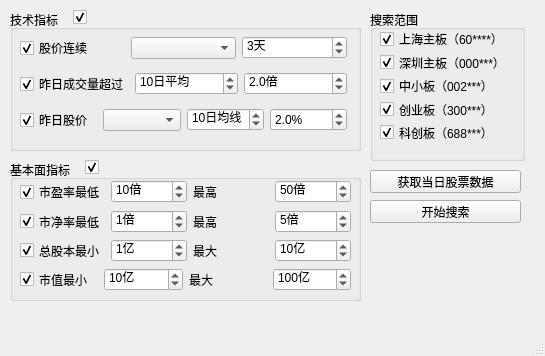
Qt form QtDesign/StockFinder.ui (victor647/QuantumStockTrade) before a commit.
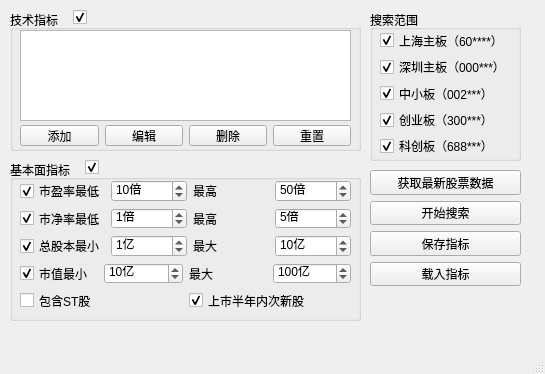
The same form after that commit.

Diff of the .ui file:
```diff
--- a/QtDesign/StockFinder.ui
+++ b/QtDesign/StockFinder.ui
@@ -7,7 +7,7 @@
     <x>0</x>
     <y>0</y>
     <width>545</width>
-    <height>356</height>
+    <height>374</height>
    </rect>
   </property>
   <property name="windowTitle">
@@ -19,7 +19,7 @@
      <rect>
       <x>370</x>
       <y>10</y>
-      <width>155</width>
+      <width>151</width>
       <height>151</height>
      </rect>
     </property>
@@ -38,7 +38,7 @@
        <x>10</x>
        <y>20</y>
        <width>135</width>
-       <height>111</height>
+       <height>126</height>
       </rect>
      </property>
      <property name="font">
@@ -131,44 +131,6 @@
      </layout>
     </widget>
    </widget>
-   <widget class="QPushButton" name="btnStartSearch">
-    <property name="geometry">
-     <rect>
-      <x>370</x>
-      <y>200</y>
-      <width>151</width>
-      <height>23</height>
-     </rect>
-    </property>
-    <property name="font">
-     <font>
-      <family>Microsoft YaHei UI</family>
-      <pointsize>9</pointsize>
-     </font>
-    </property>
-    <property name="text">
-     <string>开始搜索</string>
-    </property>
-   </widget>
-   <widget class="QPushButton" name="btnGetAllStockData">
-    <property name="geometry">
-     <rect>
-      <x>370</x>
-      <y>170</y>
-      <width>151</width>
-      <height>23</height>
-     </rect>
-    </property>
-    <property name="font">
-     <font>
-      <family>Microsoft YaHei UI</family>
-      <pointsize>9</pointsize>
-     </font>
-    </property>
-    <property name="text">
-     <string>获取当日股票数据</string>
-    </property>
-   </widget>
    <widget class="QGroupBox" name="grpTechnicalIndex">
     <property name="enabled">
      <bool>true</bool>
@@ -190,235 +152,53 @@
     <property name="title">
      <string>技术指标</string>
     </property>
-    <widget class="QWidget" name="layoutWidget">
+    <widget class="QListWidget" name="listWidget">
      <property name="geometry">
       <rect>
        <x>10</x>
        <y>20</y>
-       <width>327</width>
-       <height>108</height>
+       <width>331</width>
+       <height>91</height>
       </rect>
      </property>
-     <property name="font">
-      <font>
-       <family>Microsoft YaHei UI</family>
-       <pointsize>9</pointsize>
-      </font>
+    </widget>
+    <widget class="QWidget" name="">
+     <property name="geometry">
+      <rect>
+       <x>10</x>
+       <y>115</y>
+       <width>331</width>
+       <height>21</height>
+      </rect>
      </property>
-     <layout class="QVBoxLayout" name="verticalLayout">
+     <layout class="QHBoxLayout" name="horizontalLayout">
       <item>
-       <layout class="QHBoxLayout" name="horizontalLayout">
-        <item>
-         <widget class="QCheckBox" name="cbxConsecutiveTrend">
-          <property name="font">
-           <font>
-            <family>Microsoft YaHei UI</family>
-            <pointsize>9</pointsize>
-           </font>
-          </property>
-          <property name="text">
-           <string>股价连续</string>
-          </property>
-          <property name="checked">
-           <bool>true</bool>
-          </property>
-         </widget>
-        </item>
-        <item>
-         <widget class="QComboBox" name="cbbConsecutiveTrend">
-          <property name="font">
-           <font>
-            <family>Microsoft YaHei UI</family>
-            <pointsize>9</pointsize>
-           </font>
-          </property>
-          <property name="editable">
-           <bool>false</bool>
-          </property>
-          <property name="currentText">
-           <string/>
-          </property>
-         </widget>
-        </item>
-        <item>
-         <widget class="QSpinBox" name="spbConsecutiveUpDays">
-          <property name="enabled">
-           <bool>true</bool>
-          </property>
-          <property name="font">
-           <font>
-            <family>Microsoft YaHei UI</family>
-            <pointsize>9</pointsize>
-           </font>
-          </property>
-          <property name="suffix">
-           <string>天</string>
-          </property>
-          <property name="maximum">
-           <number>10</number>
-          </property>
-          <property name="value">
-           <number>3</number>
-          </property>
-         </widget>
-        </item>
-       </layout>
+       <widget class="QPushButton" name="btnAddCriteria">
+        <property name="text">
+         <string>添加</string>
+        </property>
+       </widget>
       </item>
       <item>
-       <layout class="QHBoxLayout" name="horizontalLayout_3">
-        <item>
-         <widget class="QCheckBox" name="cbxAverageVolume">
-          <property name="font">
-           <font>
-            <family>Microsoft YaHei UI</family>
-            <pointsize>9</pointsize>
-           </font>
-          </property>
-          <property name="text">
-           <string>昨日成交量超过</string>
-          </property>
-          <property name="checked">
-           <bool>true</bool>
-          </property>
-         </widget>
-        </item>
-        <item>
-         <widget class="QSpinBox" name="spbAverageVolumePeriod">
-          <property name="enabled">
-           <bool>true</bool>
-          </property>
-          <property name="font">
-           <font>
-            <family>Microsoft YaHei UI</family>
-            <pointsize>9</pointsize>
-           </font>
-          </property>
-          <property name="suffix">
-           <string>日平均</string>
-          </property>
-          <property name="maximum">
-           <number>20</number>
-          </property>
-          <property name="value">
-           <number>10</number>
-          </property>
-         </widget>
-        </item>
-        <item>
-         <widget class="QDoubleSpinBox" name="spbVolumeMultipler">
-          <property name="font">
-           <font>
-            <family>Microsoft YaHei UI</family>
-            <pointsize>9</pointsize>
-           </font>
-          </property>
-          <property name="suffix">
-           <string>倍</string>
-          </property>
-          <property name="decimals">
-           <number>1</number>
-          </property>
-          <property name="minimum">
-           <double>1.000000000000000</double>
-          </property>
-          <property name="maximum">
-           <double>10.000000000000000</double>
-          </property>
-          <property name="singleStep">
-           <double>0.100000000000000</double>
-          </property>
-          <property name="value">
-           <double>2.000000000000000</double>
-          </property>
-         </widget>
-        </item>
-       </layout>
+       <widget class="QPushButton" name="btnEditCriteria">
+        <property name="text">
+         <string>编辑</string>
+        </property>
+       </widget>
       </item>
       <item>
-       <layout class="QHBoxLayout" name="horizontalLayout_4">
-        <item>
-         <widget class="QCheckBox" name="cbxAveragePriceBias">
-          <property name="font">
-           <font>
-            <family>Microsoft YaHei UI</family>
-            <pointsize>9</pointsize>
-           </font>
-          </property>
-          <property name="text">
-           <string>昨日股价</string>
-          </property>
-          <property name="checked">
-           <bool>true</bool>
-          </property>
-         </widget>
-        </item>
-        <item>
-         <widget class="QComboBox" name="cbbAveragePriceComparison">
-          <property name="font">
-           <font>
-            <family>Microsoft YaHei UI</family>
-            <pointsize>9</pointsize>
-           </font>
-          </property>
-          <property name="editable">
-           <bool>false</bool>
-          </property>
-          <property name="currentText">
-           <string/>
-          </property>
-         </widget>
-        </item>
-        <item>
-         <widget class="QSpinBox" name="spbAveragePricePeriod">
-          <property name="enabled">
-           <bool>true</bool>
-          </property>
-          <property name="font">
-           <font>
-            <family>Microsoft YaHei UI</family>
-            <pointsize>9</pointsize>
-           </font>
-          </property>
-          <property name="suffix">
-           <string>日均线</string>
-          </property>
-          <property name="maximum">
-           <number>20</number>
-          </property>
-          <property name="value">
-           <number>10</number>
-          </property>
-         </widget>
-        </item>
-        <item>
-         <widget class="QDoubleSpinBox" name="spbPriceDeviation">
-          <property name="font">
-           <font>
-            <family>Microsoft YaHei UI</family>
-            <pointsize>9</pointsize>
-           </font>
-          </property>
-          <property name="suffix">
-           <string>%</string>
-          </property>
-          <property name="decimals">
-           <number>1</number>
-          </property>
-          <property name="minimum">
-           <double>1.000000000000000</double>
-          </property>
-          <property name="maximum">
-           <double>10.000000000000000</double>
-          </property>
-          <property name="singleStep">
-           <double>0.100000000000000</double>
-          </property>
-          <property name="value">
-           <double>2.000000000000000</double>
-          </property>
-         </widget>
-        </item>
-       </layout>
+       <widget class="QPushButton" name="btnRemoveCriteria">
+        <property name="text">
+         <string>删除</string>
+        </property>
+       </widget>
+      </item>
+      <item>
+       <widget class="QPushButton" name="btnResetCriteria">
+        <property name="text">
+         <string>重置</string>
+        </property>
+       </widget>
       </item>
      </layout>
     </widget>
@@ -429,7 +209,7 @@
       <x>10</x>
       <y>160</y>
       <width>351</width>
-      <height>141</height>
+      <height>161</height>
      </rect>
     </property>
     <property name="font">
@@ -447,7 +227,7 @@
        <x>10</x>
        <y>20</y>
        <width>331</width>
-       <height>111</height>
+       <height>131</height>
       </rect>
      </property>
      <property name="font">
@@ -765,6 +545,27 @@
         </item>
        </layout>
       </item>
+      <item>
+       <layout class="QHBoxLayout" name="horizontalLayout_3">
+        <item>
+         <widget class="QCheckBox" name="cbxIncludeStStock">
+          <property name="text">
+           <string>包含ST股</string>
+          </property>
+         </widget>
+        </item>
+        <item>
+         <widget class="QCheckBox" name="cbxIncludeNewStock">
+          <property name="text">
+           <string>上市半年内次新股</string>
+          </property>
+          <property name="checked">
+           <bool>true</bool>
+          </property>
+         </widget>
+        </item>
+       </layout>
+      </item>
      </layout>
     </widget>
    </widget>
@@ -812,6 +613,70 @@
      <bool>true</bool>
     </property>
    </widget>
+   <widget class="QWidget" name="">
+    <property name="geometry">
+     <rect>
+      <x>370</x>
+      <y>170</y>
+      <width>151</width>
+      <height>116</height>
+     </rect>
+    </property>
+    <layout class="QVBoxLayout" name="verticalLayout">
+     <item>
+      <widget class="QPushButton" name="btnGetAllStockData">
+       <property name="font">
+        <font>
+         <family>Microsoft YaHei UI</family>
+         <pointsize>9</pointsize>
+        </font>
+       </property>
+       <property name="text">
+        <string>获取最新股票数据</string>
+       </property>
+      </widget>
+     </item>
+     <item>
+      <widget class="QPushButton" name="btnStartSearch">
+       <property name="font">
+        <font>
+         <family>Microsoft YaHei UI</family>
+         <pointsize>9</pointsize>
+        </font>
+       </property>
+       <property name="text">
+        <string>开始搜索</string>
+       </property>
+      </widget>
+     </item>
+     <item>
+      <widget class="QPushButton" name="btnSaveConfig">
+       <property name="font">
+        <font>
+         <family>Microsoft YaHei UI</family>
+         <pointsize>9</pointsize>
+        </font>
+       </property>
+       <property name="text">
+        <string>保存指标</string>
+       </property>
+      </widget>
+     </item>
+     <item>
+      <widget class="QPushButton" name="btnLoadConfig">
+       <property name="font">
+        <font>
+         <family>Microsoft YaHei UI</family>
+         <pointsize>9</pointsize>
+        </font>
+       </property>
+       <property name="text">
+        <string>载入指标</string>
+       </property>
+      </widget>
+     </item>
+    </layout>
+   </widget>
   </widget>
   <widget class="QMenuBar" name="menubar">
    <property name="geometry">
```
Left out of the diff: 80 changed lines with no effect on the pictures.
